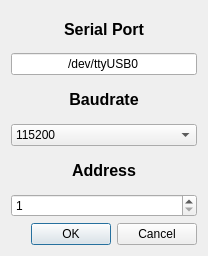
Before: the Qt Designer form ridengui/serial.ui in ShayBox/RidenGUI, drawn with Qt 5.
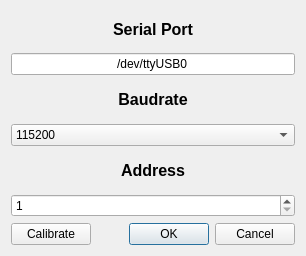
After: the same form once the commit is applied. Icons and pictures are not drawn.

Patch:
```diff
--- a/ridengui/serial.ui
+++ b/ridengui/serial.ui
@@ -6,7 +6,7 @@
    <rect>
     <x>0</x>
     <y>0</y>
-    <width>208</width>
+    <width>306</width>
     <height>256</height>
    </rect>
   </property>
@@ -14,51 +14,27 @@
    <string>Dialog</string>
   </property>
   <layout class="QGridLayout" name="gridLayout">
-   <item row="0" column="0">
-    <widget class="QLabel" name="Serial_Label">
-     <property name="font">
-      <font>
-       <pointsize>12</pointsize>
-       <weight>75</weight>
-       <bold>true</bold>
-      </font>
+   <item row="7" column="3">
+    <widget class="QDialogButtonBox" name="Buttons">
+     <property name="orientation">
+      <enum>Qt::Horizontal</enum>
      </property>
-     <property name="text">
-      <string>Serial Port</string>
+     <property name="standardButtons">
+      <set>QDialogButtonBox::Cancel|QDialogButtonBox::Ok</set>
      </property>
-     <property name="alignment">
-      <set>Qt::AlignCenter</set>
-     </property>
     </widget>
    </item>
-   <item row="1" column="0">
-    <widget class="QLineEdit" name="Serial_Line">
-     <property name="text">
-      <string>/dev/ttyUSB0</string>
+   <item row="5" column="0" colspan="4">
+    <widget class="QSpinBox" name="Address_Box">
+     <property name="minimum">
+      <number>1</number>
      </property>
-     <property name="alignment">
-      <set>Qt::AlignCenter</set>
+     <property name="maximum">
+      <number>255</number>
      </property>
     </widget>
    </item>
-   <item row="2" column="0">
-    <widget class="QLabel" name="Baudrate_Label">
-     <property name="font">
-      <font>
-       <pointsize>12</pointsize>
-       <weight>75</weight>
-       <bold>true</bold>
-      </font>
-     </property>
-     <property name="text">
-      <string>Baudrate</string>
-     </property>
-     <property name="alignment">
-      <set>Qt::AlignCenter</set>
-     </property>
-    </widget>
-   </item>
-   <item row="3" column="0">
+   <item row="3" column="0" colspan="4">
     <widget class="QComboBox" name="Baudrate_Box">
      <item>
       <property name="text">
@@ -87,7 +63,7 @@
      </item>
     </widget>
    </item>
-   <item row="4" column="0">
+   <item row="4" column="0" colspan="4">
     <widget class="QLabel" name="Address_Label">
      <property name="font">
       <font>
@@ -104,23 +80,54 @@
      </property>
     </widget>
    </item>
-   <item row="5" column="0">
-    <widget class="QSpinBox" name="Address_Box">
-     <property name="minimum">
-      <number>1</number>
+   <item row="7" column="0" colspan="3">
+    <widget class="QPushButton" name="Calibrate_Button">
+     <property name="text">
+      <string>Calibrate</string>
      </property>
-     <property name="maximum">
-      <number>255</number>
+    </widget>
+   </item>
+   <item row="2" column="0" colspan="4">
+    <widget class="QLabel" name="Baudrate_Label">
+     <property name="font">
+      <font>
+       <pointsize>12</pointsize>
+       <weight>75</weight>
+       <bold>true</bold>
+      </font>
      </property>
+     <property name="text">
+      <string>Baudrate</string>
+     </property>
+     <property name="alignment">
+      <set>Qt::AlignCenter</set>
+     </property>
     </widget>
    </item>
-   <item row="6" column="0">
-    <widget class="QDialogButtonBox" name="Buttons">
-     <property name="orientation">
-      <enum>Qt::Horizontal</enum>
+   <item row="1" column="0" colspan="4">
+    <widget class="QLineEdit" name="Serial_Line">
+     <property name="text">
+      <string>/dev/ttyUSB0</string>
      </property>
-     <property name="standardButtons">
-      <set>QDialogButtonBox::Cancel|QDialogButtonBox::Ok</set>
+     <property name="alignment">
+      <set>Qt::AlignCenter</set>
+     </property>
+    </widget>
+   </item>
+   <item row="0" column="0" colspan="4">
+    <widget class="QLabel" name="Serial_Label">
+     <property name="font">
+      <font>
+       <pointsize>12</pointsize>
+       <weight>75</weight>
+       <bold>true</bold>
+      </font>
+     </property>
+     <property name="text">
+      <string>Serial Port</string>
+     </property>
+     <property name="alignment">
+      <set>Qt::AlignCenter</set>
      </property>
     </widget>
    </item>
```
Left out of the diff: 6 changed lines with no effect on the pictures.
